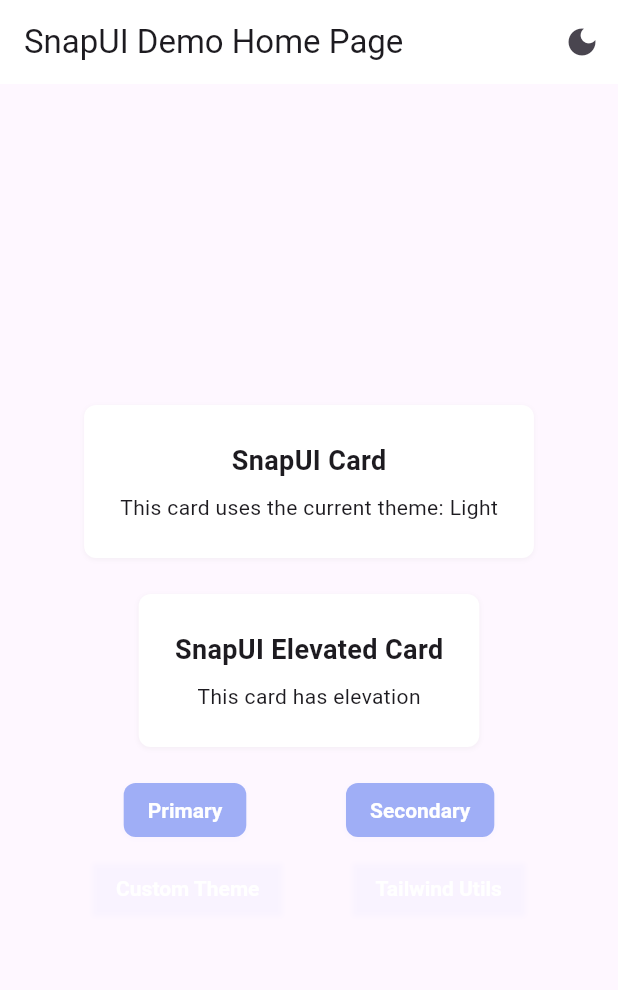
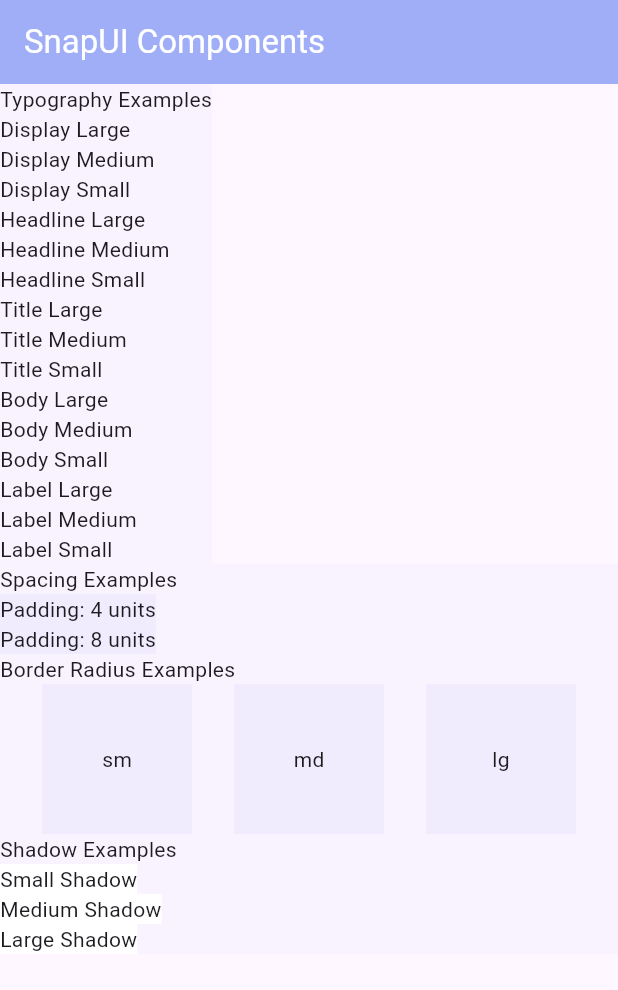
Before and after one commit to adarsh-mamgain/snap_ui, a Flutter app: the screen it shows after launch, on a phone screen of 412 x 824 dp. Shown: the top 990 px of the screen. Run offline on Flutter 3.47's test engine with Material 3 defaults, Android fonts, the phone set to English and light mode, and no system bars; statements that could not run were skipped.

Commit message:
refactor: Update README and example app for SnapUI with improved descriptions, streamlined theming, and enhanced component usage examples

```diff
--- a/example/lib/main.dart
+++ b/example/lib/main.dart
@@ -1,5 +1,4 @@
 import 'package:flutter/material.dart';
-import 'package:snap_ui/snap_ui.dart';
 import 'package:snap_ui/src/themes/theme.dart';
 
 void main() {
@@ -11,221 +10,284 @@ class MyApp extends StatelessWidget {
 
   @override
   Widget build(BuildContext context) {
-    return const MaterialApp(
-      title: 'SnapUI Demo',
-      home: MyHomePage(title: 'SnapUI Demo Home Page'),
+    return SnapUiThemeProvider(
+      theme: SnapUiTheme.lightTheme,
+      child: MaterialApp(
+        title: 'SnapUI Example',
+        theme: ThemeData(
+          primarySwatch: Colors.blue,
+          useMaterial3: true,
+        ),
+        home: const HomePage(),
+      ),
     );
   }
 }
 
-class MyHomePage extends StatefulWidget {
-  const MyHomePage({super.key, required this.title});
-
-  final String title;
+class HomePage extends StatelessWidget {
+  const HomePage({super.key});
 
   @override
-  State<MyHomePage> createState() => _MyHomePageState();
-}
+  Widget build(BuildContext context) {
+    final theme = SnapUiThemeProvider.of(context);
 
-class _MyHomePageState extends State<MyHomePage> {
-  SnapUiTheme _currentTheme = SnapUiTheme.lightTheme;
-  bool _isDarkMode = false;
+    return Scaffold(
+      appBar: AppBar(
+        title: Text(
+          'SnapUI Components',
+          style: theme.typography.titleLarge,
+        ),
+        backgroundColor: theme.primaryColor,
+        foregroundColor: Colors.white,
+      ),
+      body: SingleChildScrollView(
+        padding: theme.spacing.all(4),
+        child: Column(
+          crossAxisAlignment: CrossAxisAlignment.start,
+          children: [
+            // Typography Section
+            Container(
+              padding: theme.spacing.all(6),
+              decoration: BoxDecoration(
+                color: theme.primaryColor.withOpacity(0.05),
+                borderRadius: theme.borderRadius.lg,
+              ),
+              child: Column(
+                crossAxisAlignment: CrossAxisAlignment.start,
+                children: [
+                  Text(
+                    'Typography Examples',
+                    style: theme.typography.headlineMedium,
+                  ),
+                  SizedBox(height: theme.spacing.eight),
 
-  void _toggleTheme() {
-    setState(() {
-      _isDarkMode = !_isDarkMode;
-      _currentTheme =
-          _isDarkMode ? SnapUiTheme.darkTheme : SnapUiTheme.lightTheme;
-    });
-  }
+                  // Display styles
+                  Text(
+                    'Display Large',
+                    style: theme.typography.displayLarge,
+                  ),
+                  SizedBox(height: theme.spacing.four),
+                  Text(
+                    'Display Medium',
+                    style: theme.typography.displayMedium,
+                  ),
+                  SizedBox(height: theme.spacing.four),
+                  Text(
+                    'Display Small',
+                    style: theme.typography.displaySmall,
+                  ),
+                  SizedBox(height: theme.spacing.six),
 
-  void _showCustomThemeDialog() {
-    showDialog(
-      context: context,
-      builder: (context) => AlertDialog(
-        backgroundColor: SnapColors.white,
-        surfaceTintColor: Colors.transparent,
-        title: const Text('Custom Theme Example'),
-        content: SingleChildScrollView(
-          child: Column(
-            mainAxisSize: MainAxisSize.min,
-            children: [
-              const Text('This dialog demonstrates a custom theme'),
-              const SizedBox(height: 16),
-              SnapCard(
-                backgroundColor: SnapColors.purple[600]!,
-                borderRadius: SnapRadius.xl2,
-                padding: const EdgeInsets.all(SnapSpacing.md),
-                child: const Padding(
-                  padding: EdgeInsets.all(8.0),
-                  child: Text('Custom themed card'),
+                  // Headline styles
+                  Text(
+                    'Headline Large',
+                    style: theme.typography.headlineLarge,
                   ),
+                  SizedBox(height: theme.spacing.four),
+                  Text(
+                    'Headline Medium',
+                    style: theme.typography.headlineMedium,
+                  ),
+                  SizedBox(height: theme.spacing.four),
+                  Text(
+                    'Headline Small',
+                    style: theme.typography.headlineSmall,
+                  ),
+                  SizedBox(height: theme.spacing.six),
+
+                  // Title styles
+                  Text(
+                    'Title Large',
+                    style: theme.typography.titleLarge,
+                  ),
+                  SizedBox(height: theme.spacing.three),
+                  Text(
+                    'Title Medium',
+                    style: theme.typography.titleMedium,
+                  ),
+                  SizedBox(height: theme.spacing.three),
+                  Text(
+                    'Title Small',
+                    style: theme.typography.titleSmall,
+                  ),
+                  SizedBox(height: theme.spacing.six),
+
+                  // Body styles
+                  Text(
+                    'Body Large',
+                    style: theme.typography.bodyLarge,
+                  ),
+                  SizedBox(height: theme.spacing.two),
+                  Text(
+                    'Body Medium',
+                    style: theme.typography.bodyMedium,
+                  ),
+                  SizedBox(height: theme.spacing.two),
+                  Text(
+                    'Body Small',
+                    style: theme.typography.bodySmall,
+                  ),
+                  SizedBox(height: theme.spacing.six),
+
+                  // Label styles
+                  Text(
+                    'Label Large',
+                    style: theme.typography.labelLarge,
+                  ),
+                  SizedBox(height: theme.spacing.two),
+                  Text(
+                    'Label Medium',
+                    style: theme.typography.labelMedium,
+                  ),
+                  SizedBox(height: theme.spacing.two),
+                  Text(
+                    'Label Small',
+                    style: theme.typography.labelSmall,
                   ),
                 ],
               ),
             ),
-        actions: [
-          TextButton(
-            onPressed: () => Navigator.of(context).pop(),
-            child: const Text('Close'),
+
+            // Spacing section
+            SizedBox(height: theme.spacing.twelve),
+            Container(
+              width: double.infinity,
+              padding: theme.spacing.all(6),
+              decoration: BoxDecoration(
+                color: theme.primaryColor.withOpacity(0.05),
+                borderRadius: theme.borderRadius.lg,
               ),
-        ],
+              child: Column(
+                crossAxisAlignment: CrossAxisAlignment.start,
+                children: [
+                  Text(
+                    'Spacing Examples',
+                    style: theme.typography.headlineMedium,
                   ),
-    );
-  }
-
-  void _showTailwindUtilsDialog() {
-    showDialog(
-      context: context,
-      builder: (context) => AlertDialog(
-        backgroundColor: SnapColors.white,
-        surfaceTintColor: Colors.transparent,
-        title: const Text('Tailwind Utils Example'),
-        content: SingleChildScrollView(
-          child: Column(
-            mainAxisSize: MainAxisSize.min,
-            children: [
-              const Text('This dialog demonstrates the TailwindUtils class'),
-              const SizedBox(height: 16),
-              SnapCard(
-                backgroundColor: SnapColors.green[600]!,
-                borderRadius: SnapRadius.xl,
-                padding: const EdgeInsets.all(SnapSpacing.md),
-                child: Padding(
-                  padding: const EdgeInsets.all(8.0),
-                  child: Column(
-                    children: [
-                      const Text(
-                        'Theme from Tailwind Classes',
-                        style: TextStyle(
-                          fontSize: 18,
-                          fontWeight: FontWeight.bold,
+                  SizedBox(height: theme.spacing.eight),
+                  Container(
+                    padding: theme.spacing.all(4),
+                    decoration: BoxDecoration(
+                      color: theme.primaryColor.withOpacity(0.1),
+                      borderRadius: theme.borderRadius.md,
                     ),
+                    child: Text('Padding: 4 units'),
                   ),
-                      const SizedBox(height: 8),
-                      const Text(
-                        'This card uses a theme created from Tailwind CSS class names',
+                  SizedBox(height: theme.spacing.six),
+                  Container(
+                    padding: theme.spacing.all(8),
+                    decoration: BoxDecoration(
+                      color: theme.primaryColor.withOpacity(0.1),
+                      borderRadius: theme.borderRadius.md,
                     ),
-                      const SizedBox(height: 16),
-                      Container(
-                        padding: const EdgeInsets.all(SnapSpacing.md),
-                        decoration: BoxDecoration(
-                          color: SnapColors.green[800],
-                          borderRadius: SnapRadius.lg,
-                        ),
-                        child: const Text('Container with Tailwind classes'),
+                    child: Text('Padding: 8 units'),
                   ),
                 ],
               ),
             ),
+
+            // Border Radius section
+            SizedBox(height: theme.spacing.twelve),
+            Container(
+              padding: theme.spacing.all(6),
+              decoration: BoxDecoration(
+                color: theme.primaryColor.withOpacity(0.05),
+                borderRadius: theme.borderRadius.lg,
               ),
-            ],
-          ),
-        ),
-        actions: [
-          TextButton(
-            onPressed: () => Navigator.of(context).pop(),
-            child: const Text('Close'),
-          ),
-        ],
-      ),
-    );
-  }
-
-  @override
-  Widget build(BuildContext context) {
-    return SnapUiThemeProvider(
-      theme: _currentTheme,
-      child: Scaffold(
-        appBar: AppBar(
-          backgroundColor: Colors.white,
-          surfaceTintColor: Colors.transparent,
-          title: Text(widget.title),
-          actions: [
-            IconButton(
-              icon: Icon(_isDarkMode ? Icons.light_mode : Icons.dark_mode),
-              onPressed: _toggleTheme,
-            ),
-          ],
-        ),
-        body: Center(
-          child: Padding(
-            padding: const EdgeInsets.all(16.0),
               child: Column(
-              mainAxisAlignment: MainAxisAlignment.center,
-              children: <Widget>[
-                SnapCard(
-                  child: Padding(
-                    padding: const EdgeInsets.all(8.0),
-                    child: Column(
-                      children: [
-                        const Text(
-                          'SnapUI Card',
-                          style: TextStyle(
-                            fontSize: 18,
-                            fontWeight: FontWeight.bold,
-                          ),
-                        ),
-                        const SizedBox(height: 8),
-                        Text(
-                          'This card uses the current theme: ${_isDarkMode ? "Dark" : "Light"}',
-                        ),
-                      ],
-                    ),
-                  ),
-                ),
-                const SizedBox(height: 24),
-                SnapElevatedCard(
-                  child: const Padding(
-                    padding: EdgeInsets.all(8.0),
-                    child: Column(
+                crossAxisAlignment: CrossAxisAlignment.start,
                 children: [
                   Text(
-                          'SnapUI Elevated Card',
-                          style: TextStyle(
-                            fontSize: 18,
-                            fontWeight: FontWeight.bold,
+                    'Border Radius Examples',
+                    style: theme.typography.headlineMedium,
                   ),
-                        ),
-                        SizedBox(height: 8),
-                        Text(
-                          'This card has elevation',
-                        ),
-                      ],
-                    ),
-                  ),
-                ),
-                const SizedBox(height: 24),
+                  SizedBox(height: theme.spacing.eight),
                   Row(
                     mainAxisAlignment: MainAxisAlignment.spaceEvenly,
                     children: [
-                    SnapPrimaryButton(
-                      onPressed: () {},
-                      child: const Text('Primary'),
+                      Container(
+                        width: 100,
+                        height: 100,
+                        decoration: BoxDecoration(
+                          color: theme.primaryColor.withOpacity(0.1),
+                          borderRadius: theme.borderRadius.sm,
                         ),
-                    SnapSecondaryButton(
-                      onPressed: () {},
-                      child: const Text('Secondary'),
+                        child: Center(child: Text('sm')),
                       ),
-                  ],
+                      Container(
+                        width: 100,
+                        height: 100,
+                        decoration: BoxDecoration(
+                          color: theme.primaryColor.withOpacity(0.1),
+                          borderRadius: theme.borderRadius.md,
                         ),
-                const SizedBox(height: 16),
-                Row(
-                  mainAxisAlignment: MainAxisAlignment.spaceEvenly,
-                  children: [
-                    SnapTextButton(
-                      onPressed: _showCustomThemeDialog,
-                      child: const Text('Custom Theme'),
+                        child: Center(child: Text('md')),
                       ),
-                    SnapTextButton(
-                      onPressed: _showTailwindUtilsDialog,
-                      child: const Text('Tailwind Utils'),
+                      Container(
+                        width: 100,
+                        height: 100,
+                        decoration: BoxDecoration(
+                          color: theme.primaryColor.withOpacity(0.1),
+                          borderRadius: theme.borderRadius.lg,
+                        ),
+                        child: Center(child: Text('lg')),
                       ),
                     ],
                   ),
                 ],
               ),
             ),
+
+            // Shadow section
+            SizedBox(height: theme.spacing.twelve),
+            Container(
+              width: double.infinity,
+              padding: theme.spacing.all(6),
+              decoration: BoxDecoration(
+                color: theme.primaryColor.withOpacity(0.05),
+                borderRadius: theme.borderRadius.lg,
+              ),
+              child: Column(
+                crossAxisAlignment: CrossAxisAlignment.start,
+                children: [
+                  Text(
+                    'Shadow Examples',
+                    style: theme.typography.headlineMedium,
+                  ),
+                  SizedBox(height: theme.spacing.eight),
+                  Container(
+                    padding: theme.spacing.all(4),
+                    decoration: BoxDecoration(
+                      color: Colors.white,
+                      borderRadius: theme.borderRadius.md,
+                      boxShadow: theme.shadows.sm,
+                    ),
+                    child: Text('Small Shadow'),
+                  ),
+                  SizedBox(height: theme.spacing.sixtyFour),
+                  Container(
+                    padding: theme.spacing.all(4),
+                    decoration: BoxDecoration(
+                      color: Colors.white,
+                      borderRadius: theme.borderRadius.md,
+                      boxShadow: theme.shadows.md,
+                    ),
+                    child: Text('Medium Shadow'),
+                  ),
+                  SizedBox(height: theme.spacing.sixtyFour),
+                  Container(
+                    padding: theme.spacing.all(4),
+                    decoration: BoxDecoration(
+                      color: Colors.white,
+                      borderRadius: theme.borderRadius.md,
+                      boxShadow: theme.shadows.lg,
+                    ),
+                    child: Text('Large Shadow'),
+                  ),
+                ],
+              ),
+            ),
+          ],
         ),
       ),
     );
```
Also changed, not shown: example/pubspec.yaml (+5 -3 lines), 1 other file. Lines whose indentation alone changed are shown as unchanged.
